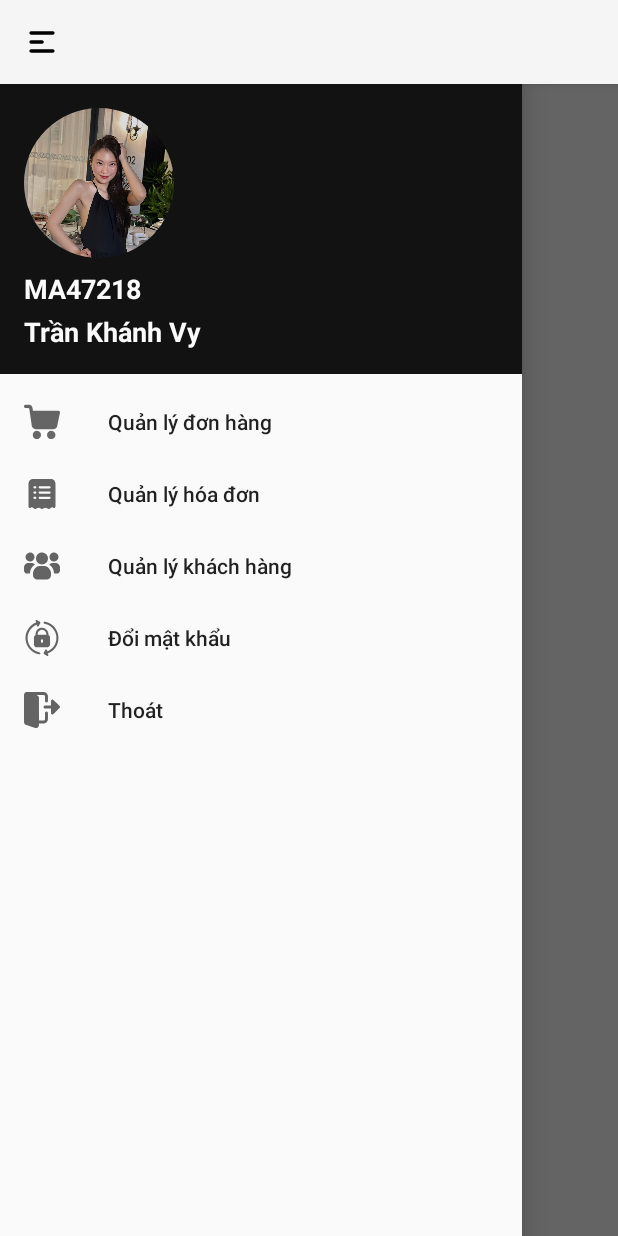
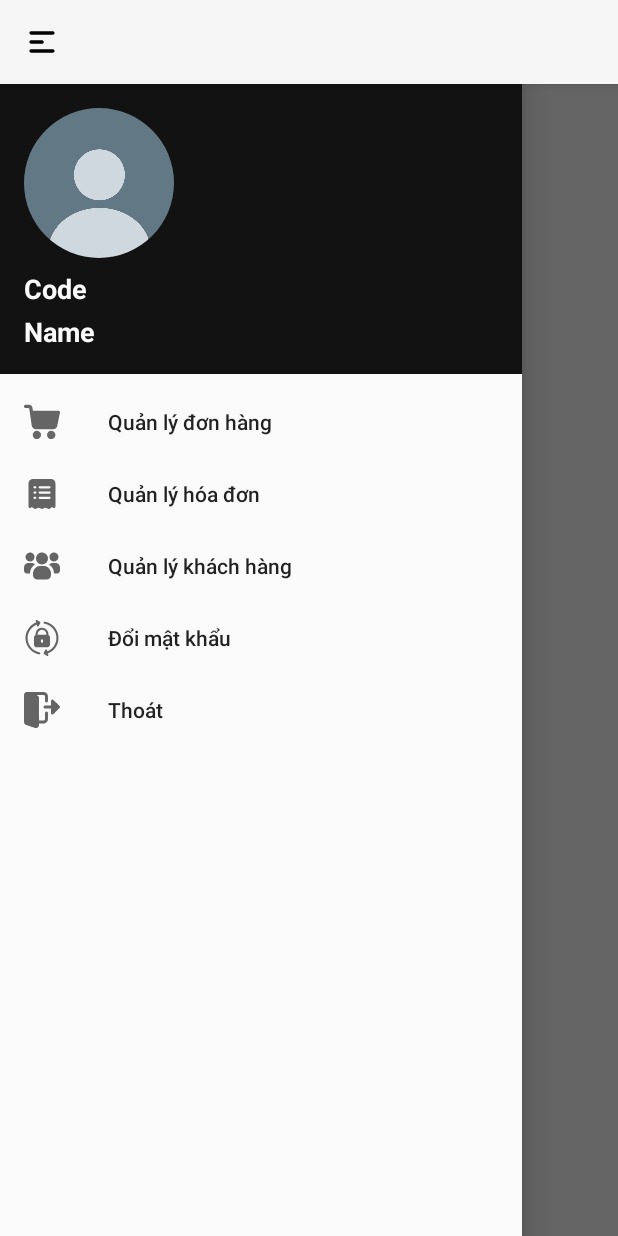
Before and after one commit to BanBan7447/iShop, an Android app: the Page_Navigation_Type_E screen opened directly, with no data from a screen before it, with the side drawer open, on a phone screen of 412 x 824 dp. Run offline under Robolectric (Android 15) with nearby library versions, the light colour scheme and no system bars; 1 statement that could not run was skipped.

Commit message:
Update ui profile

```diff
--- a/app/src/main/res/layout/ui_header_drawer_type_e.xml
+++ b/app/src/main/res/layout/ui_header_drawer_type_e.xml
@@ -11,7 +11,7 @@
         android:id="@+id/Data_Image_Employee"
         android:layout_width="100dp"
         android:layout_height="100dp"
-        android:src="@mipmap/avatar_khanh_vy"
+        android:src="@mipmap/pic_profile"
         android:scaleType="centerCrop"
         app:shapeAppearanceOverlay="@style/Custom_Shape"/>
 
@@ -20,7 +20,7 @@
         android:layout_width="wrap_content"
         android:layout_height="wrap_content"
         android:layout_marginTop="8dp"
-        android:text="MA47218"
+        android:text="Code"
         android:textSize="18dp"
         android:textStyle="bold"
         android:textColor="@color/Light"/>
@@ -30,7 +30,7 @@
         android:layout_width="wrap_content"
         android:layout_height="wrap_content"
         android:layout_marginTop="4dp"
-        android:text="Trần Khánh Vy"
+        android:text="Name"
         android:textSize="18dp"
         android:textStyle="bold"
         android:textColor="@color/Light"/>
--- a/app/src/main/res/layout/ui_header_drawer_type_m.xml
+++ b/app/src/main/res/layout/ui_header_drawer_type_m.xml
@@ -11,7 +11,7 @@
         android:id="@+id/Data_Image_Manager"
         android:layout_width="100dp"
         android:layout_height="100dp"
-        android:src="@mipmap/avatar_khanh_vy"
+        android:src="@mipmap/pic_profile"
         android:scaleType="centerCrop"
         app:shapeAppearanceOverlay="@style/Custom_Shape"/>
 
@@ -20,7 +20,7 @@
         android:layout_width="wrap_content"
         android:layout_height="wrap_content"
         android:layout_marginTop="8dp"
-        android:text="MA47218"
+        android:text="Code"
         android:textSize="18dp"
         android:textStyle="bold"
         android:textColor="@color/Light"/>
@@ -30,7 +30,7 @@
         android:layout_width="wrap_content"
         android:layout_height="wrap_content"
         android:layout_marginTop="4dp"
-        android:text="Trần Khánh Vy"
+        android:text="Name"
         android:textSize="18dp"
         android:textStyle="bold"
         android:textColor="@color/Light"/>
```
